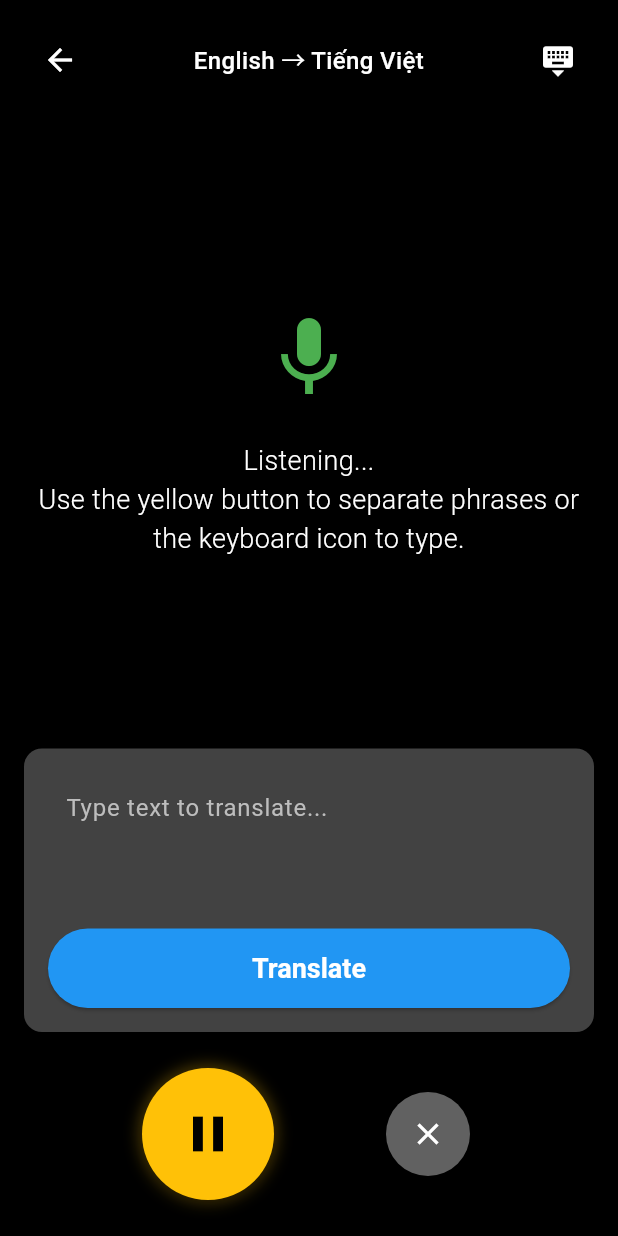
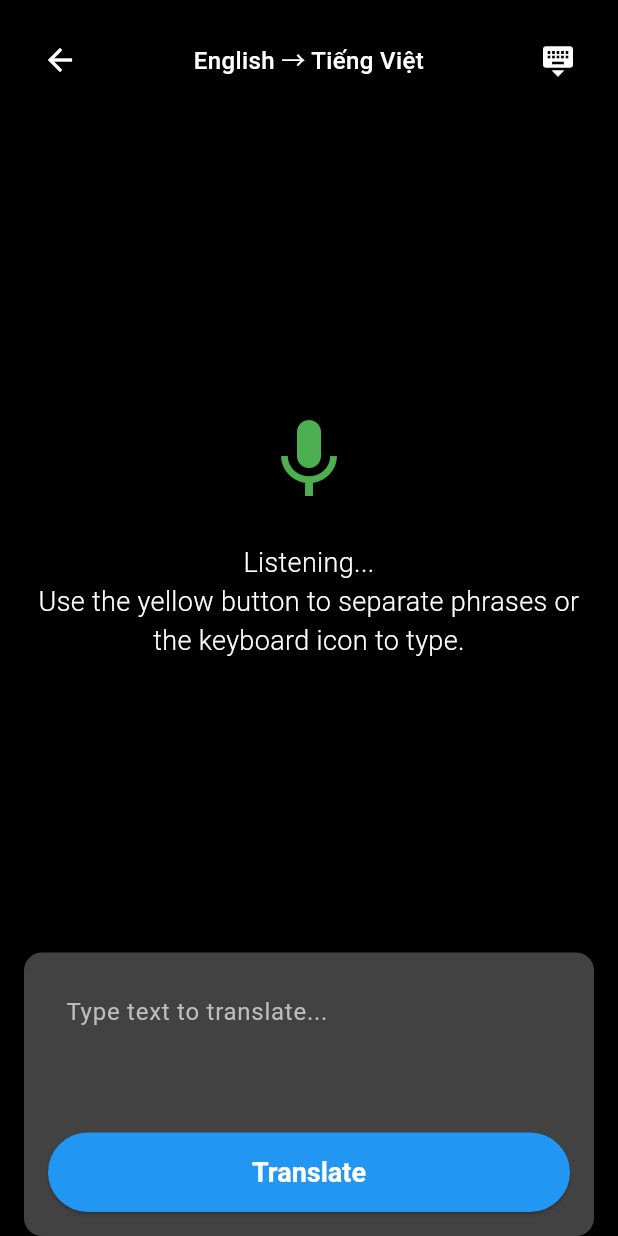
Before and after one commit to kikimonsterAF/live-voice-translator, a Flutter app: the TranslationDisplayScreen screen opened directly, after a tap on the "keyboard" icon, after a tap on the "close" icon, on a phone screen of 412 x 824 dp. Run offline on Flutter 3.47's test engine with Material 3 defaults, Android fonts, the phone set to English and light mode, and no system bars; our stand-ins replace auto_size_text; missing offline and left inert: google_speech.

Commit message:
ui: remove bottom controls (interrupt/clear) for hands-free mode

```diff
--- a/lib/screens/translation_display_screen.dart
+++ b/lib/screens/translation_display_screen.dart
@@ -250,57 +250,7 @@ class _TranslationDisplayScreenState extends State<TranslationDisplayScreen> {
   }
 
   Widget _buildBottomControls(BuildContext context, TranslationProvider provider) {
-    return Container(
-      padding: const EdgeInsets.all(24),
-      child: Row(
-        mainAxisAlignment: MainAxisAlignment.spaceEvenly,
-        children: [
-          // Yellow interrupt button (main control)
-          Container(
-            decoration: BoxDecoration(
-              shape: BoxShape.circle,
-              boxShadow: [
-                BoxShadow(
-                  color: Colors.amber.withOpacity(0.3),
-                  blurRadius: 8,
-                  spreadRadius: 2,
-                ),
-              ],
-            ),
-            child: ElevatedButton(
-              onPressed: () => provider.interruptPhrase(),
-              style: ElevatedButton.styleFrom(
-                backgroundColor: Colors.amber,
-                foregroundColor: Colors.black,
-                shape: const CircleBorder(),
-                padding: const EdgeInsets.all(24),
-                elevation: 6,
-              ),
-              child: const Icon(
-                Icons.pause,
-                size: 40,
-              ),
-            ),
-          ),
-
-          // Clear button (smaller, secondary)
-          ElevatedButton(
-            onPressed: () => provider.clearTexts(),
-            style: ElevatedButton.styleFrom(
-              backgroundColor: Colors.grey.shade700,
-              foregroundColor: Colors.white,
-              shape: const CircleBorder(),
-              padding: const EdgeInsets.all(16),
-              elevation: 4,
-            ),
-            child: const Icon(
-              Icons.clear,
-              size: 24,
-            ),
-          ),
-        ],
-      ),
-    );
+    return const SizedBox.shrink();
   }
 
   Widget _buildErrorOverlay(TranslationProvider provider) {
```
